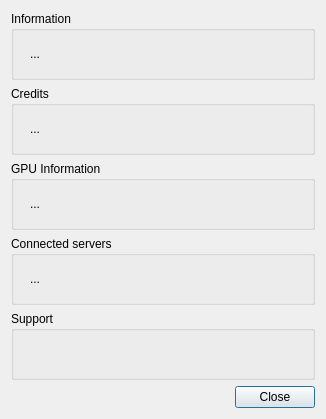
networkoptix/nx_open, file client/src/ui/dialogs/about_dialog.ui: the form before one commit.
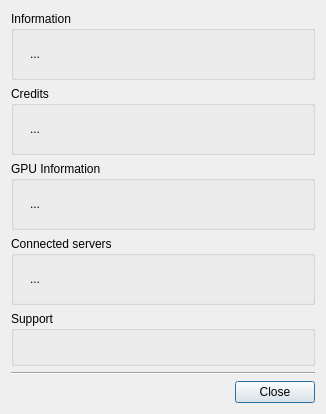
The form after the commit.

Commit message:
VMS-2355 - wrong server is dispalyed in connected servers section of the About window
<==== Mercurial data ====>
Branch: dev_3.0.0_gui

Diff of the .ui file:
```diff
--- a/client/src/ui/dialogs/about_dialog.ui
+++ b/client/src/ui/dialogs/about_dialog.ui
@@ -215,22 +215,10 @@
      <property name="title">
       <string>Support</string>
      </property>
+     <property name="flat">
+      <bool>true</bool>
+     </property>
      <layout class="QVBoxLayout" name="verticalLayout_6">
-      <property name="spacing">
-       <number>8</number>
-      </property>
-      <property name="leftMargin">
-       <number>16</number>
-      </property>
-      <property name="topMargin">
-       <number>16</number>
-      </property>
-      <property name="rightMargin">
-       <number>16</number>
-      </property>
-      <property name="bottomMargin">
-       <number>16</number>
-      </property>
       <item>
        <widget class="QLabel" name="supportEmailLabel">
         <property name="text">
@@ -244,6 +232,13 @@
      </layout>
     </widget>
    </item>
+   <item>
+    <widget class="Line" name="line">
+     <property name="orientation">
+      <enum>Qt::Horizontal</enum>
+     </property>
+    </widget>
+   </item>
    <item>
     <widget class="QDialogButtonBox" name="buttonBox">
      <property name="orientation">
```
Left out of the diff: 12 changed lines with no effect on the pictures. The commit also changes 2 other files.
